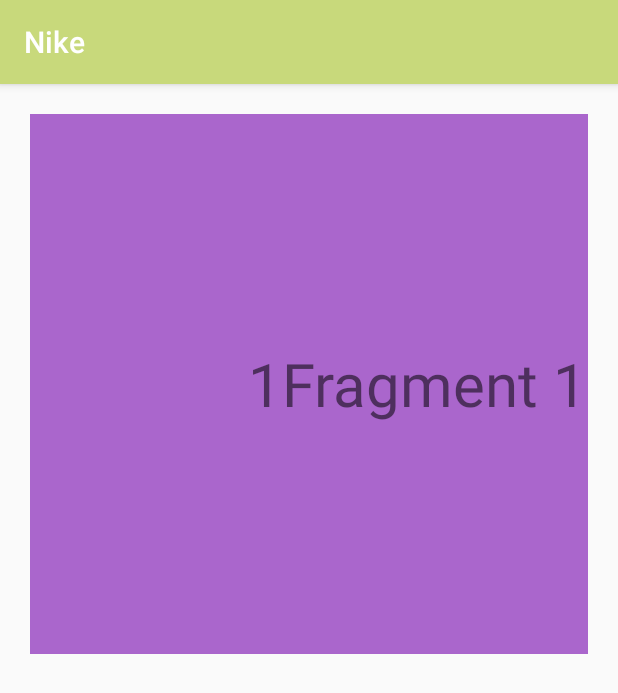
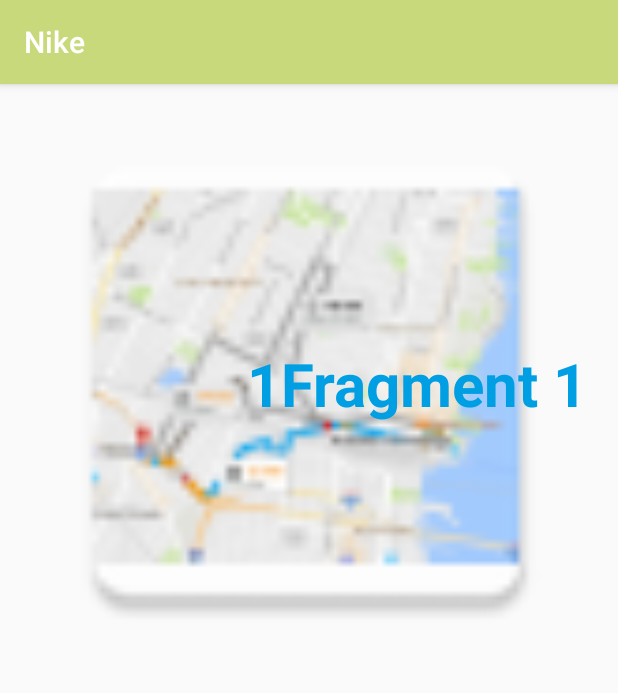
Before and after one commit to dennyabrain/NikeAssignment, an Android app: the screen it shows after launch (HomeActivity), on a phone screen of 412 x 824 dp. Shown: the top 693 px of the screen. Run offline under Robolectric (Android 15) with nearby library versions, the phone set to English and light mode, and no system bars.

Commit message:
dmp commit

```diff
--- a/app/src/main/res/layout/map_fragment.xml
+++ b/app/src/main/res/layout/map_fragment.xml
@@ -8,7 +8,7 @@
     <ImageView
         android:layout_width="match_parent"
         android:layout_height="match_parent"
-        app:srcCompat="@android:color/holo_purple"
+        android:src="@mipmap/map"
         android:id="@+id/imageView" />
 
     <TextView
@@ -17,5 +17,7 @@
         android:layout_height="wrap_content"
         android:layout_gravity="end|center"
         android:id="@+id/textView"
-        android:textSize="40dp"/>
+        android:textSize="40dp"
+        android:textColor="@color/colorAccent"
+        android:textStyle="bold"/>
 </FrameLayout>
```
Also changed, not shown: app/src/main/map-web.png (added), app/src/main/res/mipmap-hdpi/map.png (added), app/src/main/res/mipmap-mdpi/map.png (added), app/src/main/res/mipmap-xhdpi/map.png (added), app/src/main/res/mipmap-xxhdpi/map.png (added), app/src/main/res/mipmap-xxxhdpi/map.png (added).
